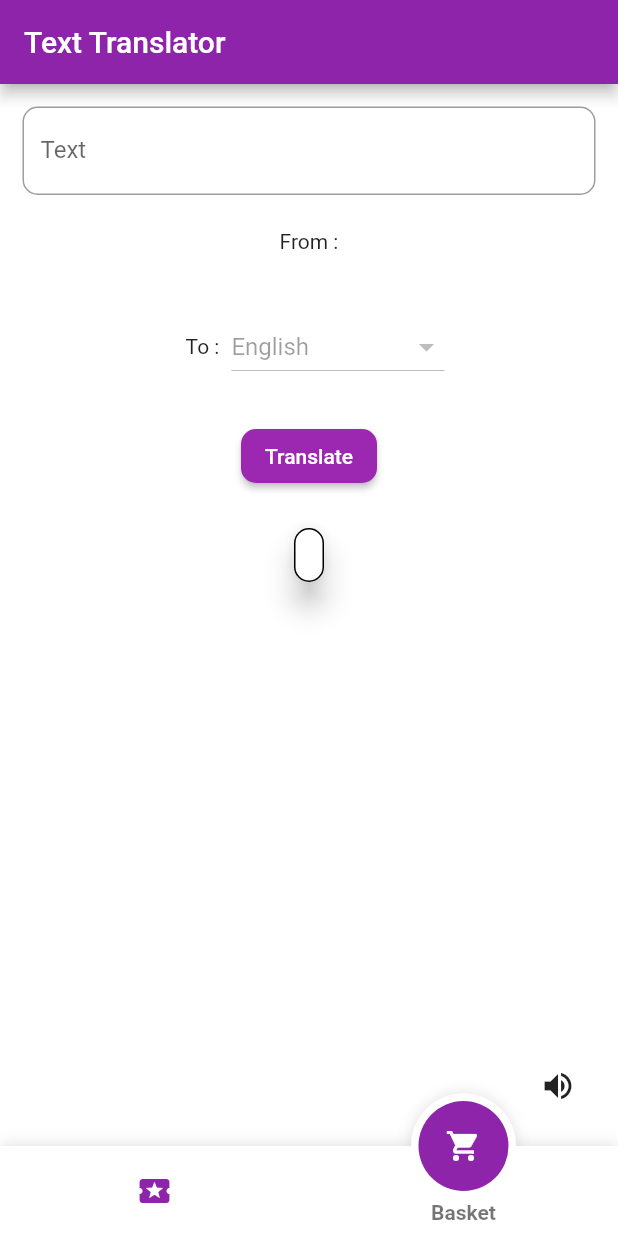
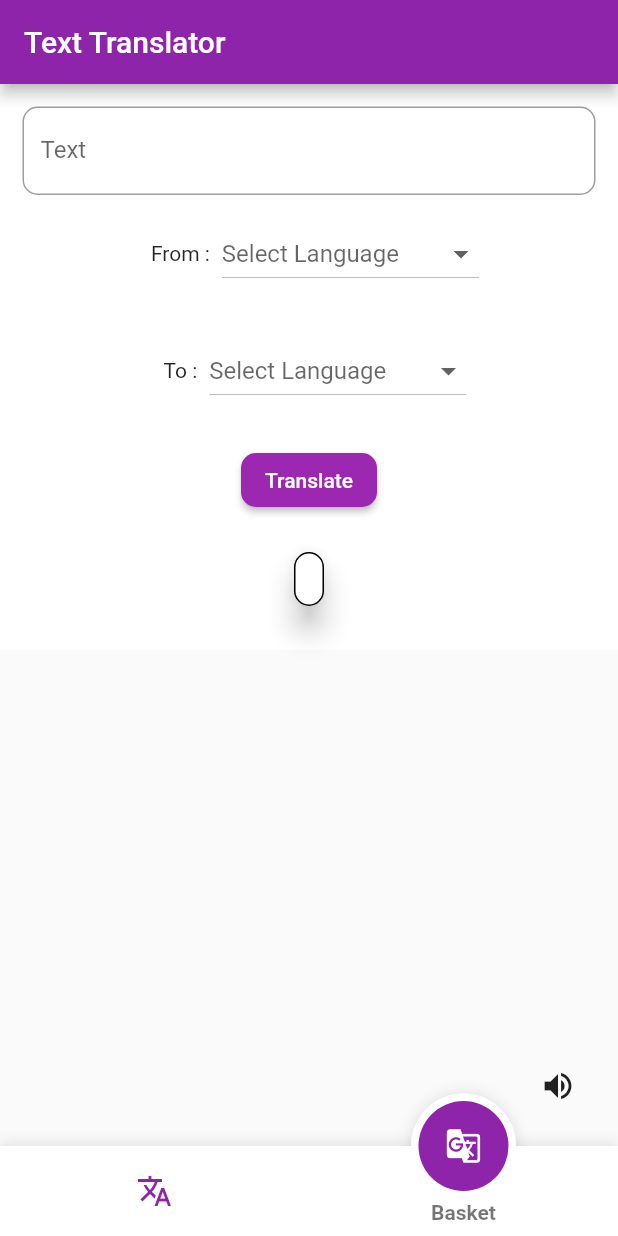
Before and after one commit to rkishan516/SpacerTranslator, a Flutter app: the screen it shows after launch, item 2 of the bottom bar chosen, on a phone screen of 412 x 824 dp. Run offline on Flutter 3.47's test engine with Material 2 defaults, Android fonts, the phone set to English and light mode, and no system bars; drawn by our look-alikes of fancy_bottom_navigation; missing offline and left inert: translator.

Commit message:
HomePage is working correctly

```diff
--- a/lib/main.dart
+++ b/lib/main.dart
@@ -23,6 +23,9 @@ class MyHomePage extends StatefulWidget {
 }
 
 class _MyHomeStateState extends State<MyHomePage> {
+  String _toLanuage;
+  String _fromLanuage;
+  DropdownMenuItem dmi_selected;
   Map _map = {
     'Chinese (Simplified)': 'zh_CN',
     'Chinese (Traditional)': 'zh_TW',
@@ -42,7 +45,7 @@ class _MyHomeStateState extends State<MyHomePage> {
   int currentPage = 0;
   String _ans1 = "";
   String _ans2 = "";
-  List _list = List();
+  List<DropdownMenuItem> _list = List<DropdownMenuItem>();
 
   @override
   void initState() {
@@ -72,8 +75,8 @@ class _MyHomeStateState extends State<MyHomePage> {
         ),
         bottomNavigationBar: FancyBottomNavigation(
           tabs: [
-            TabData(iconData: Icons.local_activity, title: "Home"),
-            TabData(iconData: Icons.shopping_cart, title: "Basket")
+            TabData(iconData: Icons.translate, title: "Home"),
+            TabData(iconData: Icons.g_translate, title: "Basket")
           ],
           onTabChangedListener: (position) {
             setState(() {
@@ -83,18 +86,25 @@ class _MyHomeStateState extends State<MyHomePage> {
         ),
         floatingActionButton:
             IconButton(icon: Icon(Icons.volume_up), onPressed: () {}),
-        body: Container(
-          decoration: BoxDecoration(color: Colors.white),
-          child: Center(
-            child: _getPage(currentPage),
-          ),
+        body: ListView(
+          children: <Widget>[
+            Container(
+              decoration: BoxDecoration(color: Colors.white),
+              child: Center(
+                child: _getPage(currentPage),
+              ),
+            ),
+          ],
         ),
       ),
     );
   }
 
   _getPage(int page) {
-    String _homeLanuage = 'hi';
+    Locale myLocale = Localizations.localeOf(context);
+    String _homeLanuage = myLocale.toString();
+    // For debug perpuse
+    _homeLanuage = 'hi';
     final translator = GoogleTranslator();
     switch (page) {
       case 0:
@@ -228,11 +238,8 @@ class _MyHomeStateState extends State<MyHomePage> {
     }
   }
 
-  List _items = List();
-
-  getItems() {}
-
   Widget _from() {
+    var _value;
     return Row(
       mainAxisAlignment: MainAxisAlignment.center,
       children: <Widget>[
@@ -240,11 +247,26 @@ class _MyHomeStateState extends State<MyHomePage> {
           padding: const EdgeInsets.all(8.0),
           child: Text("From :"),
         ),
+        DropdownButton(
+          items: _list,
+          onChanged: (s) {
+            setState(() {
+              _value = s;
+            });
+            _toLanuage = s.value.toString();
+            print('.................');
+            print(_toLanuage);
+            print('.................');
+          },
+          value: _value,
+          hint: Text("Select Language"),
+        )
       ],
     );
   }
 
   Widget _to() {
+    var _value;
     return Row(
       mainAxisAlignment: MainAxisAlignment.center,
       children: <Widget>[
@@ -253,21 +275,17 @@ class _MyHomeStateState extends State<MyHomePage> {
           child: Text("To :"),
         ),
         DropdownButton(
-          items: [
-            DropdownMenuItem(
-              child: Text("English"),
-            ),
-            DropdownMenuItem(
-              child: Text("English"),
-            ),
-            DropdownMenuItem(
-              child: Text("English"),
-            ),
-            DropdownMenuItem(
-              child: Text("English"),
-            ),
-          ],
-          onChanged: null,
+          items: _list,
+          onChanged: (s) {
+            setState(() {
+              _value = s;
+            });
+            _toLanuage = s.value.toString();
+            print('.................');
+            print(_toLanuage);
+            print('.................');
+          },
+          value: _value,
           hint: Text("Select Language"),
         )
       ],
```
